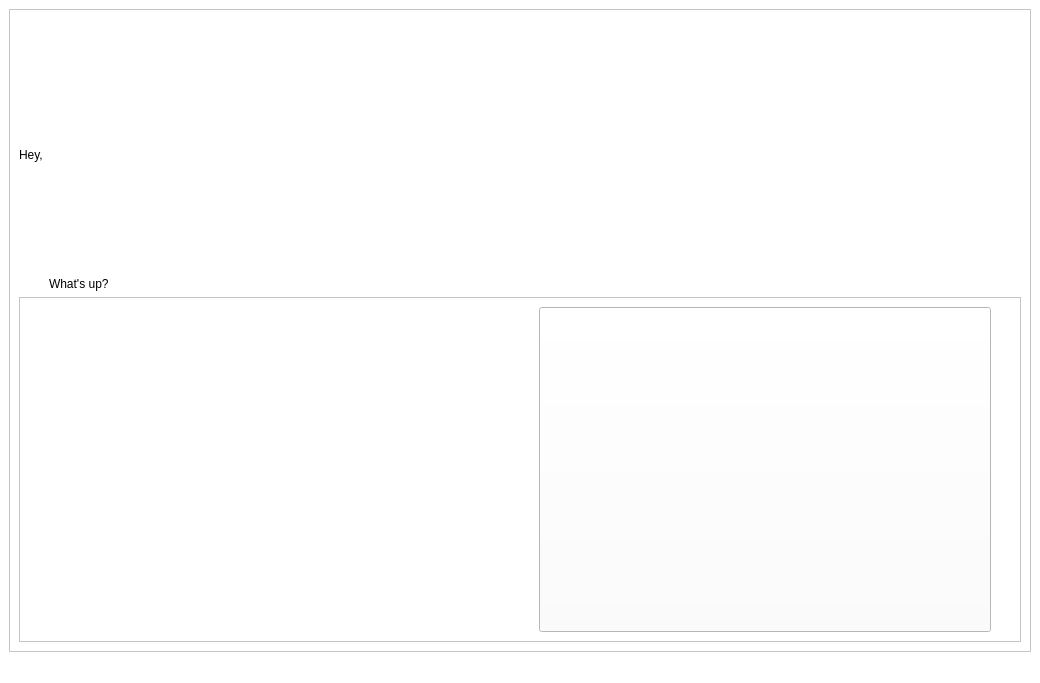
Before: the Qt Designer form QT resource/SVM.ui in fatma105/Vending-Machine-App, drawn with Qt 5.
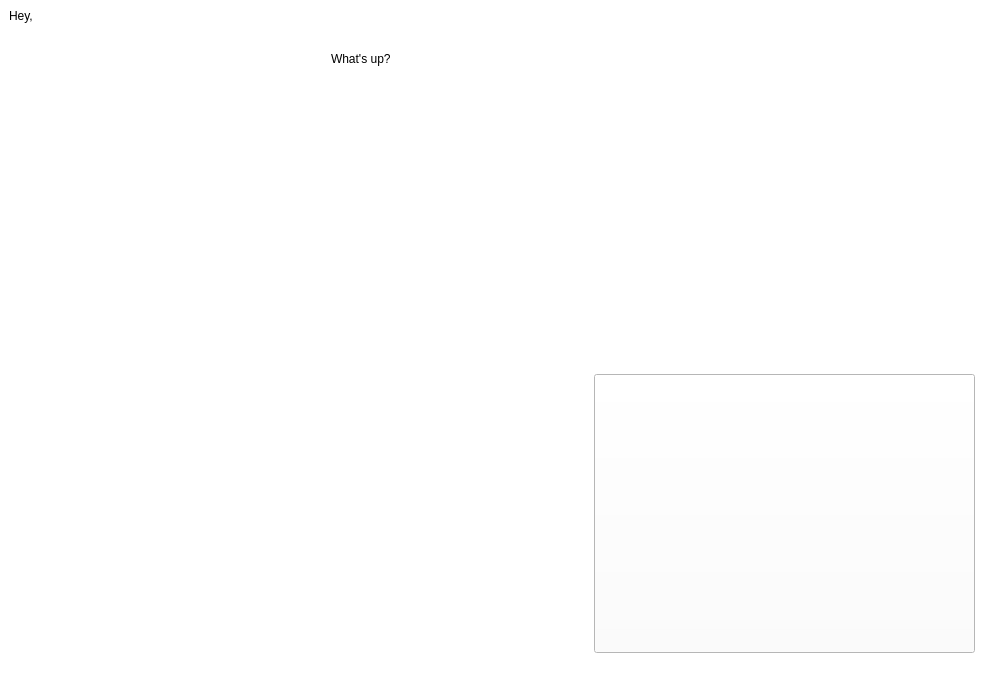
After: the same form once the commit is applied. Icons and pictures are not drawn.

Diff of the .ui file:
```diff
--- a/QT resource/SVM.ui
+++ b/QT resource/SVM.ui
@@ -6,8 +6,8 @@
    <rect>
     <x>0</x>
     <y>0</y>
-    <width>1040</width>
-    <height>683</height>
+    <width>984</width>
+    <height>684</height>
    </rect>
   </property>
   <property name="windowTitle">
@@ -17,26 +17,11 @@
    <string notr="true">background-color: rgb(255, 255, 255);</string>
   </property>
   <widget class="QWidget" name="centralwidget">
-   <layout class="QGridLayout" name="gridLayout_3">
-    <item row="0" column="0">
-     <widget class="QScrollArea" name="scrollArea">
-      <property name="widgetResizable">
-       <bool>true</bool>
-      </property>
-      <widget class="QWidget" name="scrollAreaWidgetContents">
-       <property name="geometry">
-        <rect>
-         <x>0</x>
-         <y>0</y>
-         <width>1016</width>
-         <height>634</height>
-        </rect>
-       </property>
        <layout class="QGridLayout" name="gridLayout_2">
         <item row="0" column="0">
          <layout class="QGridLayout" name="gridLayout">
           <item row="0" column="0">
-           <layout class="QHBoxLayout" name="horizontalLayout">
+       <layout class="QVBoxLayout" name="verticalLayout_3">
             <item>
              <widget class="QLabel" name="label_2">
               <property name="styleSheet">
@@ -47,36 +32,29 @@
               </property>
              </widget>
             </item>
-            <item>
-             <layout class="QVBoxLayout" name="verticalLayout">
-              <item>
-               <spacer name="verticalSpacer">
-                <property name="orientation">
-                 <enum>Qt::Vertical</enum>
-                </property>
-                <property name="sizeHint" stdset="0">
-                 <size>
-                  <width>20</width>
-                  <height>58</height>
-                 </size>
-                </property>
-               </spacer>
-              </item>
+       </layout>
+      </item>
+      <item row="1" column="0">
+       <layout class="QVBoxLayout" name="verticalLayout_4">
               <item>
-               <spacer name="horizontalSpacer">
-                <property name="orientation">
-                 <enum>Qt::Horizontal</enum>
-                </property>
-                <property name="sizeHint" stdset="0">
-                 <size>
-                  <width>168</width>
-                  <height>20</height>
-                 </size>
-                </property>
-               </spacer>
+         <layout class="QHBoxLayout" name="horizontalLayout">
+          <item>
+           <layout class="QHBoxLayout" name="horizontalLayout_2"/>
               </item>
               <item>
                <widget class="QLabel" name="label">
+            <property name="minimumSize">
+             <size>
+              <width>60</width>
+              <height>60</height>
+             </size>
+            </property>
+            <property name="maximumSize">
+             <size>
+              <width>321</width>
+              <height>60</height>
+             </size>
+            </property>
                 <property name="styleSheet">
                  <string notr="true">font: 36pt &quot;Microsoft YaHei&quot;;</string>
                 </property>
@@ -85,38 +63,57 @@
                 </property>
                </widget>
               </item>
-             </layout>
+          <item>
+           <layout class="QHBoxLayout" name="horizontalLayout_3"/>
             </item>
            </layout>
           </item>
-          <item row="1" column="0">
-           <widget class="QFrame" name="frame">
-            <property name="frameShape">
-             <enum>QFrame::StyledPanel</enum>
+        <item>
+         <layout class="QVBoxLayout" name="verticalLayout">
+          <item>
+           <spacer name="verticalSpacer">
+            <property name="orientation">
+             <enum>Qt::Vertical</enum>
             </property>
-            <property name="frameShadow">
-             <enum>QFrame::Raised</enum>
+            <property name="sizeHint" stdset="0">
+             <size>
+              <width>20</width>
+              <height>40</height>
+             </size>
             </property>
-            <layout class="QHBoxLayout" name="horizontalLayout_2">
+           </spacer>
+          </item>
+         </layout>
+        </item>
+       </layout>
+      </item>
+      <item row="4" column="0">
+       <layout class="QVBoxLayout" name="verticalLayout_5">
              <item>
-              <spacer name="horizontalSpacer_2">
+         <layout class="QHBoxLayout" name="horizontalLayout_4">
+          <item>
+           <layout class="QHBoxLayout" name="horizontalLayout_5">
+            <item>
+             <spacer name="horizontalSpacer">
                <property name="orientation">
                 <enum>Qt::Horizontal</enum>
                </property>
                <property name="sizeHint" stdset="0">
                 <size>
-                 <width>30</width>
+                <width>40</width>
                  <height>20</height>
                 </size>
                </property>
               </spacer>
              </item>
+           </layout>
+          </item>
              <item>
-              <widget class="QPushButton" name="pushButton">
+           <widget class="QPushButton" name="LogoPB">
                <property name="minimumSize">
                 <size>
-                 <width>452</width>
-                 <height>325</height>
+              <width>381</width>
+              <height>279</height>
                 </size>
                </property>
                <property name="styleSheet">
@@ -127,27 +124,11 @@
                </property>
               </widget>
              </item>
-             <item>
-              <spacer name="verticalSpacer_2">
-               <property name="orientation">
-                <enum>Qt::Vertical</enum>
-               </property>
-               <property name="sizeHint" stdset="0">
-                <size>
-                 <width>20</width>
-                 <height>58</height>
-                </size>
-               </property>
-              </spacer>
-             </item>
-            </layout>
-           </widget>
+         </layout>
           </item>
          </layout>
         </item>
        </layout>
-      </widget>
-     </widget>
     </item>
    </layout>
   </widget>
```
Lines whose indentation alone changed are shown as unchanged.
